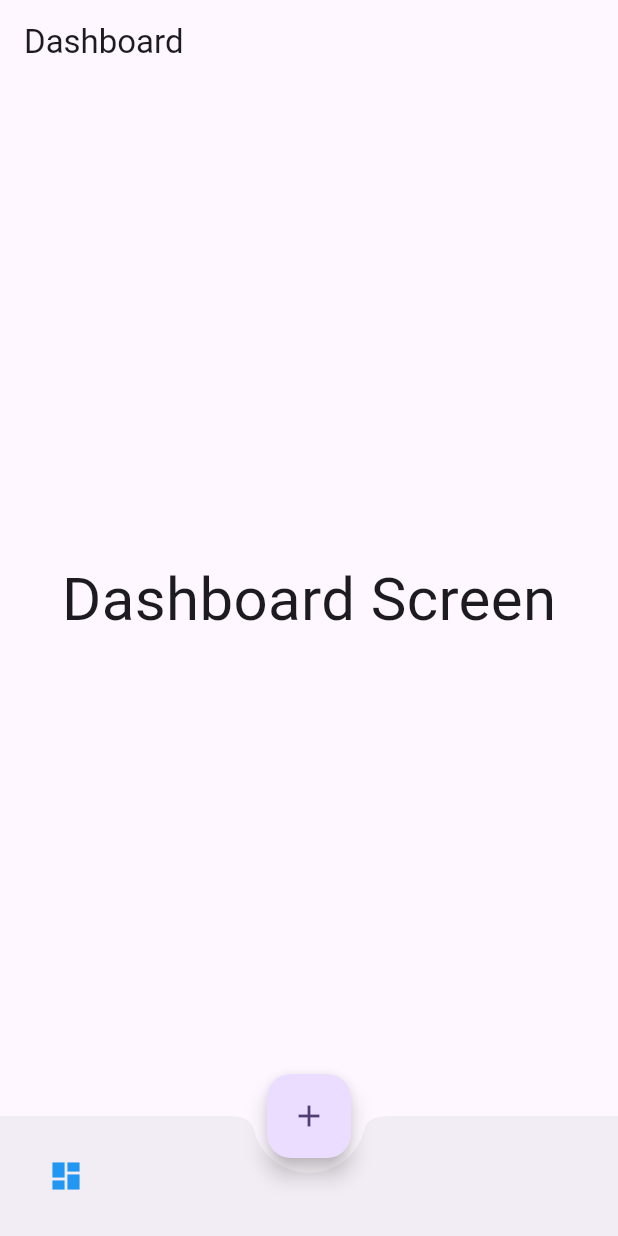
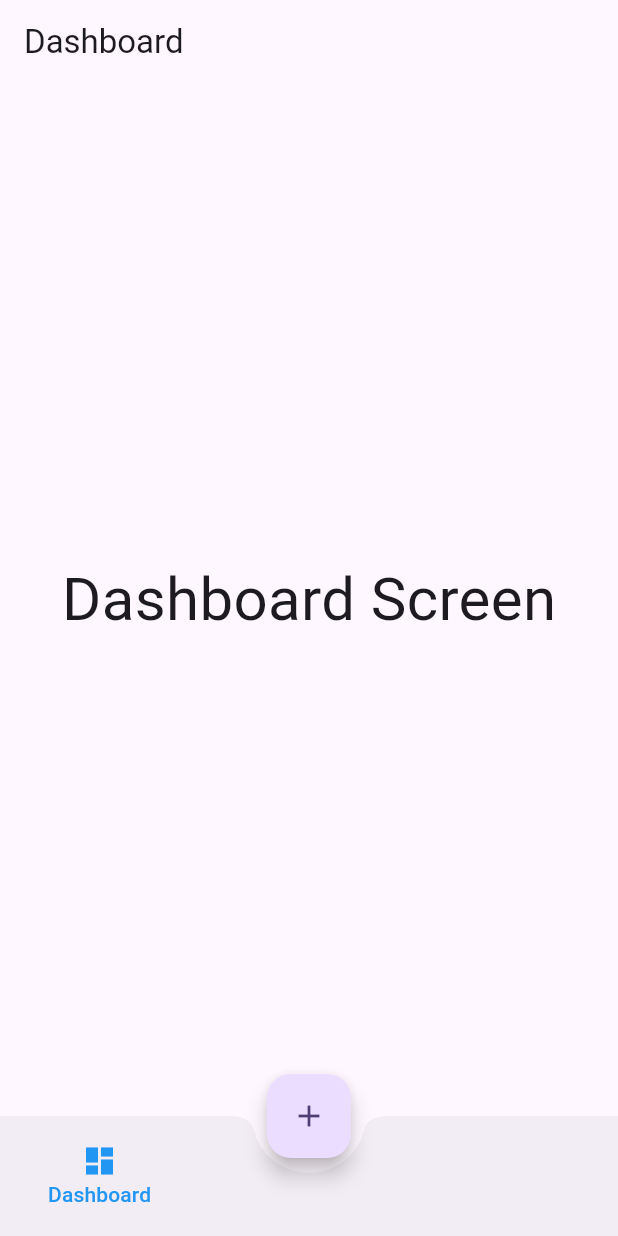
Before and after one commit to WillyAgustri/Flutter-FAB-Navigation, a Flutter app: the screen it shows after launch, on a phone screen of 412 x 824 dp. Run offline on Flutter 3.47's test engine with Material 3 defaults, Android fonts, the phone set to English and light mode, and no system bars.

Commit message:
add tittle dashboard

```diff
--- a/lib/home.dart
+++ b/lib/home.dart
@@ -54,8 +54,16 @@ class _HomeState extends State<Home> {
                           mainAxisAlignment: MainAxisAlignment.center,
                           children: [
                             Icon(Icons.dashboard,
-                                color:
-                                    currentTab == 0 ? Colors.blue : Colors.grey)
+                                color: currentTab == 0
+                                    ? Colors.blue
+                                    : Colors.grey),
+                            Text(
+                              'Dashboard',
+                              style: TextStyle(
+                                  color: currentTab == 0
+                                      ? Colors.blue
+                                      : Colors.grey),
+                            )
                           ]),
                     )
                   ])
```
